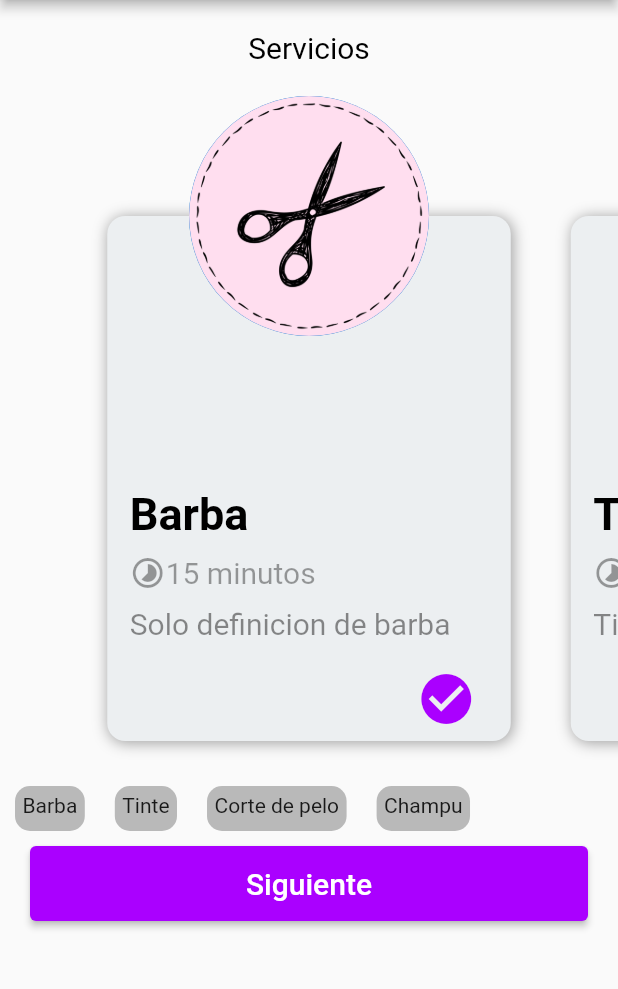
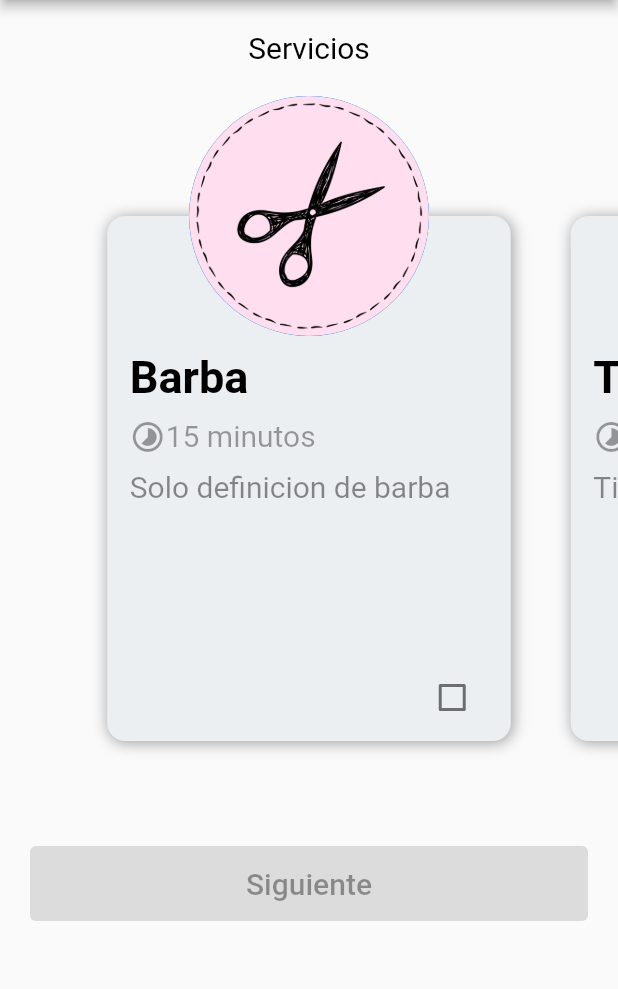
Before and after one commit to Tristan-Al/pelucapp, a Flutter app: the PeluquerosScreen screen opened by its route, after a tap on the "check circle" icon, on a phone screen of 412 x 824 dp, the part 84-1073 px from its top. Run offline on Flutter 3.47's test engine with Material 2 defaults, Android fonts, the phone set to English and light mode, and no system bars; our stand-ins replace get; network calls fail.

Commit message:
Implementado funcionalidad serviciosScreen y resumen pedido

```diff
--- a/lib/main.dart
+++ b/lib/main.dart
@@ -26,6 +26,7 @@ class MyApp extends StatelessWidget {
         'peluqueros':(context) => PeluquerosScreen(),
         'servicios':(context) => ServiciosScreen(),
         'notificaciones':(context)=>NotificacionesScreen(),
+        'resumen':(context)=>ResumenPedidoScreen(),
       },
 
     );
--- a/lib/screens/peluqueros_screen.dart
+++ b/lib/screens/peluqueros_screen.dart
@@ -11,11 +11,11 @@ class PeluquerosScreen extends StatelessWidget {
 
     PageController pageController = PageController(viewportFraction: 0.75);
 
-    List<_Peluquero> peluqueros = [
-      _Peluquero('Fabio','Corte, Tinte, Barba, Champu'),
-      _Peluquero('Jorge','Corte, Tinte'),
-      _Peluquero('Vicenzo','Champu'),
-      _Peluquero('Simone','Corte, Barba'),
+    List<Peluquero> peluqueros = [
+      Peluquero('Fabio','Corte, Tinte, Barba, Champu'),
+      Peluquero('Jorge','Corte, Tinte'),
+      Peluquero('Vicenzo','Champu'),
+      Peluquero('Simone','Corte, Barba'),
     ];
 
     return Scaffold(
@@ -36,7 +36,7 @@ class PeluquerosScreen extends StatelessWidget {
                 const EdgeInsets.only(left: 8, top: 8, bottom: 8, right: 35),
             child: GestureDetector(
               onTap: () {
-
+                Navigator.pushNamed(context, 'notificaciones');
               },
               child: const Icon(
                 Icons.notifications_sharp,
@@ -58,7 +58,7 @@ class PeluquerosScreen extends StatelessWidget {
                 controller: pageController,
                 itemCount: peluqueros.length,
                 itemBuilder: (context, index){
-                  _Peluquero peluquero = peluqueros[index];
+                  Peluquero peluquero = peluqueros[index];
                   return _buildPeluquerosCard(peluquero, context);
                 }
               ),
@@ -69,7 +69,7 @@ class PeluquerosScreen extends StatelessWidget {
   }
 }
 
-Widget _buildPeluquerosCard(_Peluquero peluquero, context){
+Widget _buildPeluquerosCard(Peluquero peluquero, context){
   return Stack(
     children: [
       Align(
@@ -111,11 +111,11 @@ Widget _buildPeluquerosCard(_Peluquero peluquero, context){
                         icon: const Icon(Icons.check_circle),
                         alignment: Alignment.bottomRight,
                         onPressed: () {
-                          Navigator.pushNamed(context, 'servicios');
+                          Navigator.pushNamed(context, 'servicios', arguments: peluquero);
                         },
                         color: AppTheme.buttomColor,
                       ),
-                  )
+                    )
                   ),
               ],
             ),
@@ -133,8 +133,8 @@ Widget _buildPeluquerosCard(_Peluquero peluquero, context){
   );
 }
 
-class _Peluquero {
+class Peluquero {
   final String nombre;
   final String servicios;
-  _Peluquero(this.nombre, this.servicios);
+  Peluquero(this.nombre, this.servicios);
 }
--- a/lib/screens/screens.dart
+++ b/lib/screens/screens.dart
@@ -10,3 +10,4 @@ export 'package:pelucapp/screens/call_screen.dart';
 export 'package:pelucapp/screens/servicios_screen.dart';
 export 'package:pelucapp/screens/notificaciones_screen.dart';
 export 'package:pelucapp/screens/miPerfil.dart';
+export 'package:pelucapp/screens/resumen_pedido.dart';
--- a/lib/screens/servicios_screen.dart
+++ b/lib/screens/servicios_screen.dart
@@ -1,22 +1,36 @@
 
 import 'package:flutter/material.dart';
+import 'package:get/get.dart';
+import 'package:pelucapp/screens/peluqueros_screen.dart';
+import 'package:pelucapp/screens/screens.dart';
 import 'package:pelucapp/theme/app_theme.dart';
 import 'package:pelucapp/widgets/widgets.dart';
 
-class ServiciosScreen extends StatelessWidget {
+class ServiciosScreen extends StatefulWidget {
   const ServiciosScreen({super.key,});
 
   @override
+  State<ServiciosScreen> createState() => _ServiciosScreenState();
+}
+
+class _ServiciosScreenState extends State<ServiciosScreen> {
+
+  List<Servicio> serviciosDisponibles = [
+      Servicio('Barba','15 minutos','Solo definicion de barba'),
+      Servicio('Tinte','30 minutos','Tinte de pelo'),
+      Servicio('Corte de pelo','30 minutos',''),
+      Servicio('Champu','15 minutos','Champu de balsamo'),
+    ];
+
+  List<Servicio> serviciosSeleccionados =[
+
+    ];
+
+  @override
   Widget build(BuildContext context) {
+    Peluquero peluquero = ModalRoute.of(context)!.settings.arguments as Peluquero;
 
     PageController pageController = PageController(viewportFraction: 0.75);
-
-    List serviciosDisponibles = [
-      _Servicio('Barba','15 minutos','Solo definicion de barba'),
-      _Servicio('Tinte','30 minutos','Tinte de pelo'),
-      _Servicio('Corte de pelo','30 minutos',''),
-      _Servicio('Champu','15 minutos','Champu de balsamo'),
-    ];
 
     return Scaffold(
       appBar: AppBar(
@@ -36,7 +50,7 @@ class ServiciosScreen extends StatelessWidget {
                 const EdgeInsets.only(left: 8, top: 8, bottom: 8, right: 35),
             child: GestureDetector(
               onTap: () {
-
+                Navigator.pushNamed(context, 'notificaciones');
               },
               child: const Icon(
                 Icons.notifications_sharp,
@@ -58,60 +72,11 @@ class ServiciosScreen extends StatelessWidget {
                 controller: pageController,
                 itemCount: serviciosDisponibles.length,
                 itemBuilder: (context, index){
-                  _Servicio servicio = serviciosDisponibles[index];
-                  return _buildServiciosCard(servicio, context);
+                  Servicio servicio = serviciosDisponibles[index];
+                  bool selected = false;
+                  if(serviciosSeleccionados.contains(servicio)){
+                    selected = true;
                   }
-              ),
-            ),
-            Expanded(
-              child: Container(
-                child: Column(
-                  children: [
-
-                    Container(
-                      height: 50,
-                      child: ListView.builder(
-                        scrollDirection: Axis.horizontal,
-                        itemCount: 4,
-                        itemBuilder: (context, index){
-                          _Servicio _servicio = serviciosDisponibles[index];
-                          return Container(
-                            margin: EdgeInsets.all(10),
-                            padding: EdgeInsets.all(5),
-                            decoration: BoxDecoration(
-                              color: Colors.black26,
-                              borderRadius: BorderRadius.all(Radius.circular(10)),
-                            ),
-                            child: Text(_servicio.nombre),
-                          );
-                        }
-                      ),
-                    ),
-
-                     Container(
-                      padding: EdgeInsets.only(left: 20, right: 20),
-                      child: ElevatedButton(
-                        style: ElevatedButton.styleFrom(
-                          minimumSize: const Size.fromHeight(50),
-                          backgroundColor: AppTheme.buttomColor
-                        ),
-                        onPressed: () {
-
-                        },
-                        child: const Text('Siguiente', style: TextStyle( fontSize: 20)),
-                      ),
-                    ),
-                  ],
-                ),
-              ),
-            )
-          ],
-        )
-    );
-  }
-}
-
-Widget _buildServiciosCard(_Servicio servicio, context){
                   return Stack(
                     children: [
                       Align(
@@ -135,8 +100,9 @@ Widget _buildServiciosCard(_Servicio servicio, context){
                             width: 290,
                             child: Column(
                               crossAxisAlignment: CrossAxisAlignment.start,
-              mainAxisAlignment: MainAxisAlignment.end,
+                              mainAxisAlignment: MainAxisAlignment.start,
                               children: [
+                                const SizedBox(height: 90,),
                                 BigText(text: servicio.nombre, color: AppTheme.secondaryTextColor,),
                                 const SizedBox(height: 10,),
                                 Row(
@@ -148,16 +114,31 @@ Widget _buildServiciosCard(_Servicio servicio, context){
                                 const SizedBox(height: 10,),
                                 SmallText(text: servicio.descripcion??"", color: Colors.black45),
                                 const SizedBox(height: 10,),
-                Align(
+                                Expanded(
+                                child: Container(
+                                  width: double.infinity,
+                                  margin: EdgeInsets.only(bottom: 5),
+                                  child: Container(
                                     alignment: Alignment.bottomRight,
-                  child: IconButton(
-                        iconSize: 40,
-                        icon: const Icon(Icons.check_circle),
-                        onPressed: () {
+                                    child: Checkbox(
+                                      value: selected,
+                                      onChanged:(value) {
+                                        selected = value??true;
+                                        if (selected){
+                                          serviciosSeleccionados.add(servicio);
+                                        }else{
+                                          if(serviciosSeleccionados.contains(servicio)){
+                                            serviciosSeleccionados.remove(servicio);
+                                          }
+                                        }
+                                        print(serviciosSeleccionados);
+                                        setState(() {
 
+                                        });
                                       },
-                        color: AppTheme.buttomColor,
+                                    )
                                   ),
+                                )
                                 ),
                               ],
                             ),
@@ -174,10 +155,59 @@ Widget _buildServiciosCard(_Servicio servicio, context){
                     ],
                   );
                 }
+              ),
+            ),
+            Expanded(
+              child: Container(
+                child: Column(
+                  children: [
 
-class _Servicio {
+                    Container(
+                      height: 50,
+                      child: ListView.builder(
+                        scrollDirection: Axis.horizontal,
+                        itemCount: serviciosSeleccionados.length,
+                        itemBuilder: (context, index){
+                          Servicio _servicio = serviciosSeleccionados[index];
+                          return Container(
+                            margin: EdgeInsets.all(10),
+                            padding: EdgeInsets.all(5),
+                            decoration: BoxDecoration(
+                              color: Colors.black26,
+                              borderRadius: BorderRadius.all(Radius.circular(10)),
+                            ),
+                            child: Text(_servicio.nombre),
+                          );
+                        }
+                      ),
+                    ),
+
+                     Container(
+                      padding: EdgeInsets.only(left: 20, right: 20),
+                      child: ElevatedButton(
+                        style: ElevatedButton.styleFrom(
+                          minimumSize: const Size.fromHeight(50),
+                          backgroundColor: AppTheme.buttomColor
+                        ),
+                        onPressed: serviciosSeleccionados.isEmpty ? null : () => {
+                          Navigator.pushNamed(context, 'resumen', arguments: ResumenArgs(peluquero, serviciosSeleccionados))
+                        },
+                        child: const Text('Siguiente', style: TextStyle( fontSize: 20)),
+                      ),
+                    ),
+                  ],
+                ),
+              ),
+            )
+          ],
+        )
+    );
+  }
+}
+
+class Servicio {
   final String nombre;
   final String tiempo;
   String? descripcion;
-  _Servicio(this.nombre, this.tiempo, this.descripcion);
+  Servicio(this.nombre, this.tiempo, this.descripcion);
 }
```
Also changed, not shown: lib/screens/cita_screen.dart (+2 -6 lines), lib/screens/resumen_pedido.dart (added, +89 -0 lines). Lines whose indentation alone changed are shown as unchanged.
